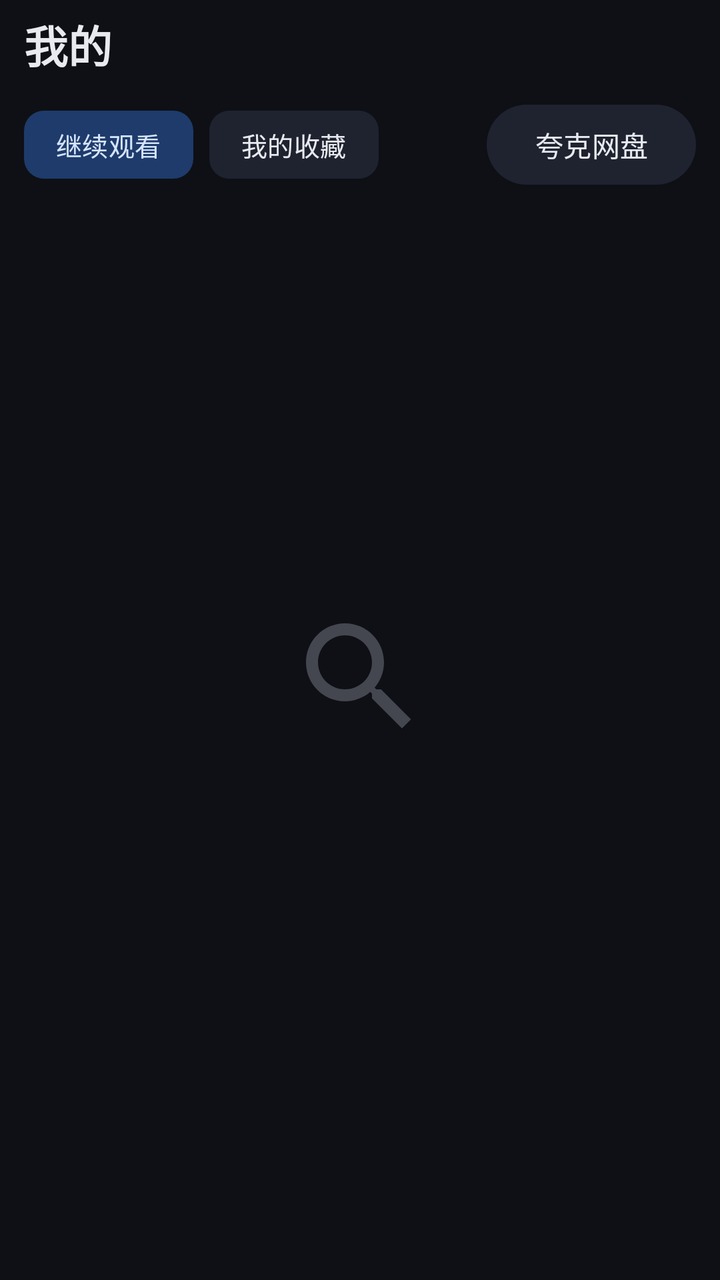
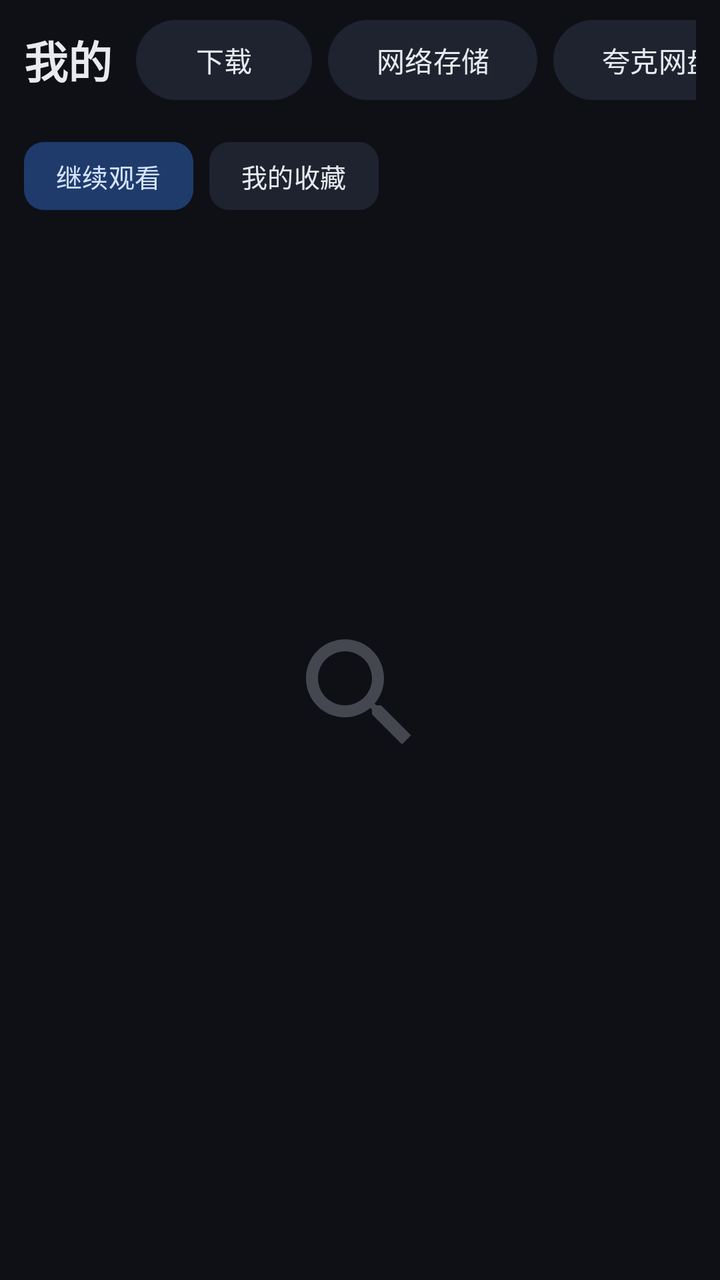

Before-and-after screenshots of an Android layout around one commit, followed by the original layout XML and the change that was made.
<!-- AndroidManifest.xml: application theme Theme.TvPlayer -->
<!-- res/layout/fragment_mine.xml -->
<?xml version="1.0" encoding="utf-8"?>
<LinearLayout xmlns:android="http://schemas.android.com/apk/res/android"
    xmlns:app="http://schemas.android.com/apk/res-auto"
    android:layout_width="match_parent"
    android:layout_height="match_parent"
    android:orientation="vertical"
    android:paddingStart="12dp"
    android:paddingTop="6dp"
    android:paddingEnd="12dp">

    <TextView
        android:layout_width="wrap_content"
        android:layout_height="wrap_content"
        android:text="@string/nav_mine"
        android:textAppearance="@style/TextAppearance.TvPlayer.Headline" />

    <LinearLayout
        android:layout_width="match_parent"
        android:layout_height="wrap_content"
        android:layout_marginTop="10dp"
        android:gravity="center_vertical"
        android:orientation="horizontal">

        <com.google.android.material.chip.ChipGroup
            android:id="@+id/mode"
            android:layout_width="wrap_content"
            android:layout_height="wrap_content"
            app:selectionRequired="true"
            app:singleSelection="true">

            <com.google.android.material.chip.Chip
                android:id="@+id/chipHistory"
                style="@style/Widget.TvPlayer.Chip"
                android:layout_width="wrap_content"
                android:layout_height="wrap_content"
                android:checkable="true"
                android:checked="true"
                android:text="继续观看" />

            <com.google.android.material.chip.Chip
                android:id="@+id/chipFav"
                style="@style/Widget.TvPlayer.Chip"
                android:layout_width="wrap_content"
                android:layout_height="wrap_content"
                android:checkable="true"
                android:text="我的收藏" />

        </com.google.android.material.chip.ChipGroup>

        <Space
            android:layout_width="0dp"
            android:layout_height="1dp"
            android:layout_weight="1" />

        <com.google.android.material.button.MaterialButton
            android:id="@+id/panButton"
            style="@style/Widget.TvPlayer.TonalButton"
            android:layout_width="wrap_content"
            android:layout_height="wrap_content"
            android:text="夸克网盘" />

    </LinearLayout>

    <FrameLayout
        android:layout_width="match_parent"
        android:layout_height="0dp"
        android:layout_marginTop="4dp"
        android:layout_weight="1">

        <androidx.recyclerview.widget.RecyclerView
        android:descendantFocusability="afterDescendants"
        android:focusable="false"
            android:id="@+id/list"
            android:layout_width="match_parent"
            android:layout_height="match_parent"
            android:clipToPadding="false"
            android:paddingStart="8dp"
            android:paddingTop="8dp"
            android:paddingEnd="8dp"
            android:paddingBottom="8dp" />

        <include
            android:id="@+id/empty"
            layout="@layout/view_empty" />

    </FrameLayout>

</LinearLayout>
<!-- res/layout/view_empty.xml (included above) -->
<?xml version="1.0" encoding="utf-8"?>
<LinearLayout xmlns:android="http://schemas.android.com/apk/res/android"
    android:layout_width="match_parent"
    android:layout_height="match_parent"
    android:gravity="center"
    android:orientation="vertical"
    android:padding="32dp">

    <ImageView
        android:id="@+id/emptyIcon"
        android:layout_width="72dp"
        android:layout_height="72dp"
        android:alpha="0.35"
        android:contentDescription="@null"
        android:src="@drawable/ic_search"
        app:tint="@color/on_surface_variant"
        xmlns:app="http://schemas.android.com/apk/res-auto" />

    <TextView
        android:id="@+id/emptyTitle"
        android:layout_width="wrap_content"
        android:layout_height="wrap_content"
        android:layout_marginTop="16dp"
        android:textAppearance="@style/TextAppearance.TvPlayer.ItemTitle" />

    <TextView
        android:id="@+id/emptySub"
        android:layout_width="wrap_content"
        android:layout_height="wrap_content"
        android:layout_marginTop="6dp"
        android:gravity="center"
        android:textAppearance="@style/TextAppearance.TvPlayer.Body"
        android:textColor="@color/on_surface_variant" />

</LinearLayout>
<!-- resources referenced by this layout -->
<resources>
  <color name="on_surface_variant">#A4ABBD</color>
  <!-- drawable ic_search (drawable) -->
  <?xml version="1.0" encoding="utf-8"?>
  <vector xmlns:android="http://schemas.android.com/apk/res/android"
      android:width="24dp"
      android:height="24dp"
      android:viewportWidth="24"
      android:viewportHeight="24"
      android:tint="?attr/colorControlNormal">
      <path
          android:fillColor="#FF000000"
          android:pathData="M15.5,14h-0.79l-0.28,-0.27C15.41,12.59 16,11.11 16,9.5 16,5.91 13.09,3 9.5,3S3,5.91 3,9.5 5.91,16 9.5,16c1.61,0 3.09,-0.59 4.23,-1.57l0.27,0.28v0.79l5,4.99L20.49,19l-4.99,-5zM9.5,14C7.01,14 5,11.99 5,9.5S7.01,5 9.5,5 14,7.01 14,9.5 11.99,14 9.5,14z" />
  </vector>
  <string name="nav_mine">我的</string>
  <style name="TextAppearance.TvPlayer.Body" parent="TextAppearance.Material3.BodyMedium">
          <item name="android:textSize">14sp</item>
          <item name="android:textColor">@color/on_surface</item>
      </style>
  <style name="TextAppearance.TvPlayer.Headline" parent="TextAppearance.Material3.TitleLarge">
          <item name="android:textSize">22sp</item>
          <item name="android:textStyle">bold</item>
          <item name="android:textColor">@color/on_surface</item>
      </style>
  <style name="TextAppearance.TvPlayer.ItemTitle" parent="TextAppearance.Material3.TitleMedium">
          <item name="android:textSize">16sp</item>
          <item name="android:textColor">@color/on_surface</item>
      </style>
  <style name="Widget.TvPlayer.TonalButton" parent="Widget.Material3.Button.TonalButton">
          <item name="strokeColor">@color/focus_stroke</item>
          <item name="strokeWidth">2dp</item>
      </style>
  <color name="on_surface">#E8EAF0</color>
  <color name="accent">#6EA8FF</color>
  <color name="accent_container">#1E3B6B</color>
  <color name="surface_high">#1F2330</color>
  <color name="surface">#161923</color>
  <color name="surface_variant">#232837</color>
  <color name="outline">#363C50</color>
  <color name="bg">#0E1015</color>
  <style name="Widget.TvPlayer.Nav" parent="Widget.Material3.BottomNavigationView">
          <item name="backgroundTint">@color/surface</item>
          <item name="itemActiveIndicatorStyle">@style/Widget.TvPlayer.NavIndicator</item>
          <item name="elevation">0dp</item>
      </style>
  <style name="Widget.TvPlayer.NavRail" parent="Widget.Material3.NavigationRailView">
          <item name="backgroundTint">@color/surface</item>
          <item name="itemActiveIndicatorStyle">@style/Widget.TvPlayer.NavRailIndicator</item>
          <item name="itemIconTint">@color/nav_item</item>
          <item name="itemTextColor">@color/nav_item</item>
          <item name="elevation">0dp</item>
      </style>
  <style name="Animation.TvPlayer.Page" parent="@android:style/Animation.Activity">
          <item name="android:activityOpenEnterAnimation">@anim/page_enter</item>
          <item name="android:activityOpenExitAnimation">@anim/page_stay</item>
          <item name="android:activityCloseEnterAnimation">@anim/page_stay</item>
          <item name="android:activityCloseExitAnimation">@anim/page_exit</item>
      </style>
  <style name="Widget.TvPlayer.NavIndicator" parent="Widget.Material3.BottomNavigationView.ActiveIndicator">
          <item name="android:color">@color/accent_container</item>
      </style>
  <style name="Widget.TvPlayer.NavRailIndicator" parent="Widget.Material3.NavigationRailView.ActiveIndicator">
          <item name="android:color">@color/accent_container</item>
      </style>
  <!-- unchanged entries left out for length: 2 -->
</resources>

<!-- the commit's change to res/layout/fragment_mine.xml (unified diff, before → after) -->
@@ -8,11 +8,62 @@
     android:paddingTop="6dp"
     android:paddingEnd="12dp">
 
-    <TextView
-        android:layout_width="wrap_content"
+    
+    <LinearLayout
+        android:layout_width="match_parent"
         android:layout_height="wrap_content"
-        android:text="@string/nav_mine"
-        android:textAppearance="@style/TextAppearance.TvPlayer.Headline" />
+        android:gravity="center_vertical"
+        android:orientation="horizontal">
+
+        <TextView
+            android:layout_width="wrap_content"
+            android:layout_height="wrap_content"
+            android:text="@string/nav_mine"
+            android:textAppearance="@style/TextAppearance.TvPlayer.Headline" />
+
+        <Space
+            android:layout_width="0dp"
+            android:layout_height="1dp"
+            android:layout_weight="1" />
+
+        <HorizontalScrollView
+            android:layout_width="wrap_content"
+            android:layout_height="wrap_content"
+            android:layout_marginStart="12dp"
+            android:clipToPadding="false"
+            android:scrollbars="none">
+
+            <LinearLayout
+                android:layout_width="wrap_content"
+                android:layout_height="wrap_content"
+                android:orientation="horizontal">
+
+                <com.google.android.material.button.MaterialButton
+                    android:id="@+id/downloadButton"
+                    style="@style/Widget.TvPlayer.TonalButton"
+                    android:layout_width="wrap_content"
+                    android:layout_height="wrap_content"
+                    android:layout_marginEnd="8dp"
+                    android:text="下载" />
+
+                <com.google.android.material.button.MaterialButton
+                    android:id="@+id/netButton"
+                    style="@style/Widget.TvPlayer.TonalButton"
+                    android:layout_width="wrap_content"
+                    android:layout_height="wrap_content"
+                    android:layout_marginEnd="8dp"
+                    android:text="网络存储" />
+
+                <com.google.android.material.button.MaterialButton
+                    android:id="@+id/panButton"
+                    style="@style/Widget.TvPlayer.TonalButton"
+                    android:layout_width="wrap_content"
+                    android:layout_height="wrap_content"
+                    android:text="夸克网盘" />
+
+            </LinearLayout>
+        </HorizontalScrollView>
+    </LinearLayout>
 
     <LinearLayout
         android:layout_width="match_parent"
@@ -46,18 +97,6 @@
                 android:text="我的收藏" />
 
         </com.google.android.material.chip.ChipGroup>
-
-        <Space
-            android:layout_width="0dp"
-            android:layout_height="1dp"
-            android:layout_weight="1" />
-
-        <com.google.android.material.button.MaterialButton
-            android:id="@+id/panButton"
-            style="@style/Widget.TvPlayer.TonalButton"
-            android:layout_width="wrap_content"
-            android:layout_height="wrap_content"
-            android:text="夸克网盘" />
 
     </LinearLayout>
 
